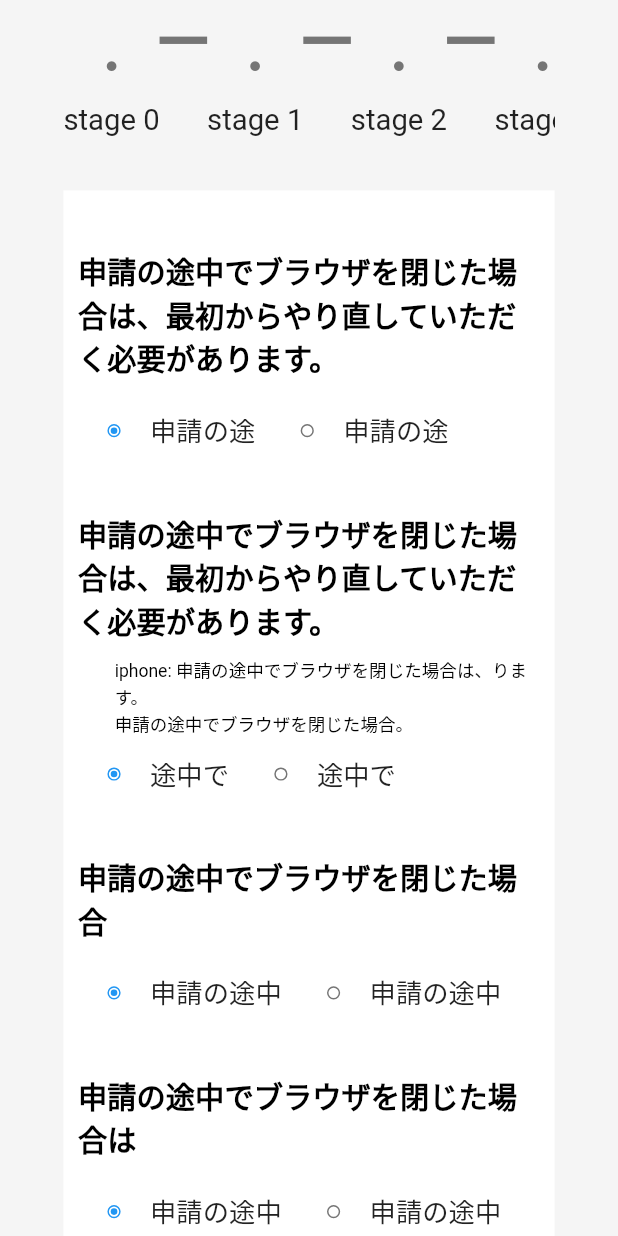
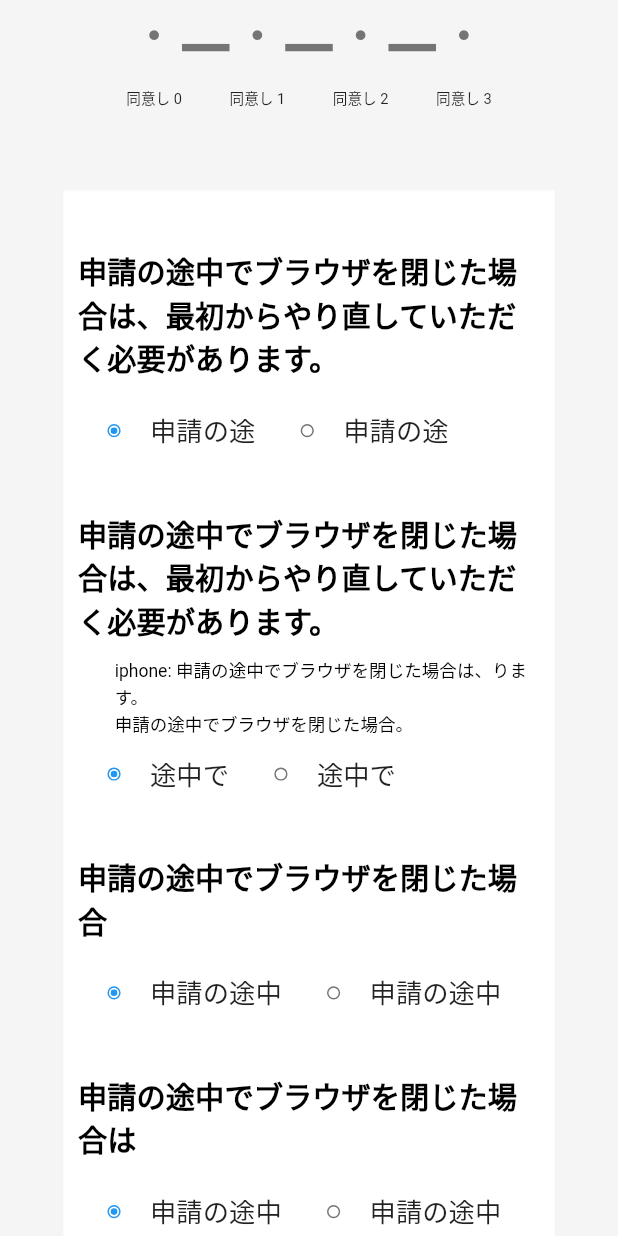
Before and after one commit to hello-world-was-taken/upwork-hassan, a Flutter app: the OnBoarding screen opened directly, on a phone screen of 412 x 824 dp. Run offline on Flutter 3.47's test engine with Material 2 defaults, Android fonts, the phone set to English and light mode, and no system bars; our stand-ins replace camera, flutter_screenutil; Roboto replaces fonts that are missing (MsGothic).

Commit message:
animation modified

```diff
--- a/lib/features/pages/presentation/onboarding.dart
+++ b/lib/features/pages/presentation/onboarding.dart
@@ -117,13 +117,14 @@ class ProgressIndicator extends StatelessWidget {
         scrollDirection: Axis.horizontal,
         itemBuilder: (BuildContext context, int index) {
           return Row(
+            mainAxisAlignment: MainAxisAlignment.center,
             crossAxisAlignment: CrossAxisAlignment.start,
             children: [
               Column(
                 mainAxisAlignment: MainAxisAlignment.start,
                 children: [
                   Container(
-                    height: AppDimension.height(50, context),
+                    height: AppDimension.height(0, context),
                     child: AnimatedSwitcher(
                     duration: Duration(seconds: 1),
                     transitionBuilder: (Widget child, Animation<double> animation) {
@@ -145,25 +146,36 @@ class ProgressIndicator extends StatelessWidget {
                               Icons.check,
                               key: ValueKey<int>(index),
                               color: Colors.black,
-                              size: AppDimension.radius(80, context),
+                              size: AppDimension.radius(30, context),
                             ),
                           ),
                   ),
                   ),
-                  Text(
-                    "stage $index",
-                    style: TextStyle(fontSize: AppDimension.fontSize(40, context)),
+                  Container(
+                    margin: EdgeInsets.only(top: AppDimension.height(40, context)),
+                    child: Text(
+                      "同意し $index",
+                      style: TextStyle(fontSize: AppDimension.fontSize(20, context)),
+                    ),
                   )
                 ],
               ),
               index < 3
-                  ? AnimatedContainer(
+                  ? Column(
+                    children: [
+                      SizedBox(
+                        height: AppDimension.height(5, context),
+                      ),
+                      AnimatedContainer(
+
                       duration: Duration(seconds: 3),
                       height: AppDimension.height(5, context),
                       width: AppDimension.width(30, context),
                       margin: EdgeInsets.only(top: AppDimension.height(5, context)),
                       color: getProgressColor(index),
                     )
+                    ],
+                  )
                   : SizedBox.shrink()
             ],
           );
--- a/lib/features/pages/presentation/onboarding_secondpage.dart
+++ b/lib/features/pages/presentation/onboarding_secondpage.dart
@@ -37,7 +37,7 @@ class _SecondStepPageState extends State<SecondStepPage> {
         ),
         SecondaryColorHeading(title: "54,000"),
         SizedBox(
-          height: 30.h,
+          height: 10.h,
         ),
         Container(
           height: 60.h,
```
Also changed, not shown: lib/features/pages/presentation/access_request.dart (+8 -6 lines).
